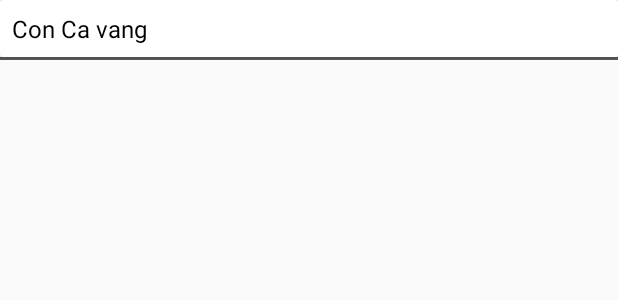
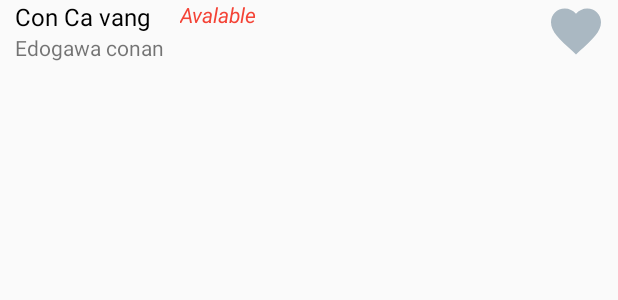
Before and after one commit to kyokid/JWL_Mobile_App, an Android app: the layout item_book_search.xml on its own in the app's theme, with its tools: preview values and no code run, on a phone screen of 412 x 824 dp. Shown: the top 300 px of the screen. Run offline under Robolectric (Android 15) with nearby library versions, the phone set to English and light mode, and no system bars.

Commit message:
update search item

```diff
--- a/app/src/main/java/com/auto/jarvis/libraryicognite/rest/ApiClient.java
+++ b/app/src/main/java/com/auto/jarvis/libraryicognite/rest/ApiClient.java
@@ -11,11 +11,11 @@ import retrofit2.converter.gson.GsonConverterFactory;
 
 public class ApiClient {
 //    public static String URL = "jwl-api-v0.herokuapp.com";
-    public static String BASE_URL = "https://jwl-api-v0.herokuapp.com/";
+//    public static String BASE_URL = "https://jwl-api-v0.herokuapp.com/";
 //    public static String BASE_URL = "http://192.168.1.135:8080/";
 
 //    public static String BASE_URL = "http://192.168.0.104:8080/";
-//    public static final String BASE_URL = "http://192.168.43.207:8080/"; //thiendn ip wfchuane
+    public static String BASE_URL = "http://192.168.0.104:8080/"; //thiendn ip wfchuane
 
     public static Retrofit retrofit = null;
 
--- /dev/null
+++ b/app/src/main/res/drawable/ic_favorite.xml
@@ -0,0 +1,9 @@
+<vector xmlns:android="http://schemas.android.com/apk/res/android"
+        android:width="24dp"
+        android:height="24dp"
+        android:viewportWidth="24.0"
+        android:viewportHeight="24.0">
+    <path
+        android:fillColor="#e2264d"
+        android:pathData="M12,21.35l-1.45,-1.32C5.4,15.36 2,12.28 2,8.5 2,5.42 4.42,3 7.5,3c1.74,0 3.41,0.81 4.5,2.09C13.09,3.81 14.76,3 16.5,3 19.58,3 22,5.42 22,8.5c0,3.78 -3.4,6.86 -8.55,11.54L12,21.35z"/>
+</vector>
--- /dev/null
+++ b/app/src/main/res/drawable/ic_not_favorite.xml
@@ -0,0 +1,9 @@
+<vector xmlns:android="http://schemas.android.com/apk/res/android"
+        android:width="40dp"
+        android:height="40dp"
+        android:viewportWidth="24.0"
+        android:viewportHeight="24.0">
+    <path
+        android:fillColor="#aab8c2"
+        android:pathData="M12,21.35l-1.45,-1.32C5.4,15.36 2,12.28 2,8.5 2,5.42 4.42,3 7.5,3c1.74,0 3.41,0.81 4.5,2.09C13.09,3.81 14.76,3 16.5,3 19.58,3 22,5.42 22,8.5c0,3.78 -3.4,6.86 -8.55,11.54L12,21.35z"/>
+</vector>
--- a/app/src/main/res/layout/item_book_search.xml
+++ b/app/src/main/res/layout/item_book_search.xml
@@ -1,32 +1,26 @@
 <?xml version="1.0" encoding="utf-8"?>
-<LinearLayout xmlns:android="http://schemas.android.com/apk/res/android"
+<RelativeLayout xmlns:android="http://schemas.android.com/apk/res/android"
     xmlns:app="http://schemas.android.com/apk/res-auto"
     xmlns:tools="http://schemas.android.com/tools"
     android:layout_width="match_parent"
     android:layout_height="wrap_content"
-    android:orientation="vertical">
-
-    <android.support.v7.widget.CardView
+    android:orientation="horizontal"
+    android:layout_marginLeft="10dp">
+    <LinearLayout
         android:layout_width="match_parent"
         android:layout_height="wrap_content"
-        >
-
+        android:weightSum="10.0">
         <LinearLayout
-            android:layout_width="match_parent"
-            android:layout_height="wrap_content"
+            android:layout_width="0dp"
+            android:layout_height="match_parent"
+            android:layout_weight="8"
             android:orientation="vertical">
-
-
-            <LinearLayout
+            <RelativeLayout
                 android:layout_width="match_parent"
-                android:layout_height="wrap_content"
-                android:orientation="horizontal"
-                android:padding="8dp"
-                android:weightSum="1">
-
+                android:layout_height="wrap_content">
                 <TextView
                     android:id="@+id/tvTitle"
-                    android:layout_width="match_parent"
+                    android:layout_width="wrap_content"
                     android:layout_height="wrap_content"
                     android:layout_weight="0.25"
                     android:fontFamily="sans-serif-thin"
@@ -34,16 +28,29 @@
                     android:textSize="16sp"
                     android:textStyle="bold"
                     tools:text="Con Ca vang" />
-
-
-            </LinearLayout>
-
+                <TextView
+                    android:textColor="@color/not_available"
+                    android:id="@+id/tvAvalable"
+                    android:layout_marginLeft="20dp"
+                    android:layout_toRightOf="@+id/tvTitle"
+                    tools:text="Avalable"
+                    android:layout_width="wrap_content"
+                    android:layout_height="wrap_content"
+                    android:textStyle="italic"/>
+            </RelativeLayout>
+            <TextView
+                android:layout_width="match_parent"
+                android:layout_height="wrap_content"
+                tools:text="Edogawa conan"/>
         </LinearLayout>
-    </android.support.v7.widget.CardView>
-
-    <View
-        android:id="@+id/viewSeparate"
-        android:layout_width="match_parent"
-        android:layout_height="2dp"
-        android:background="#585858" />
-</LinearLayout>
+    </LinearLayout>
+    <ImageView
+        android:layout_centerVertical="true"
+        android:id="@+id/ivFavorite"
+        android:layout_width="wrap_content"
+        android:layout_height="wrap_content"
+        android:layout_marginLeft="100dp"
+        android:layout_marginRight="8dp"
+        android:layout_alignParentRight="true"
+        android:src="@drawable/ic_not_favorite" />
+</RelativeLayout>
--- a/app/src/main/res/values/colors.xml
+++ b/app/src/main/res/values/colors.xml
@@ -8,5 +8,6 @@
     <color name="tabSelectedColor">#dcef0f</color>
     <color name="colorLateDeadline">#ef0b17</color>
     <color name="colorDetailBook">#8DC3E0</color>
-
+    <color name="avalable">#64dd17</color>
+    <color name="not_available"> #f44336</color>
 </resources>
```
